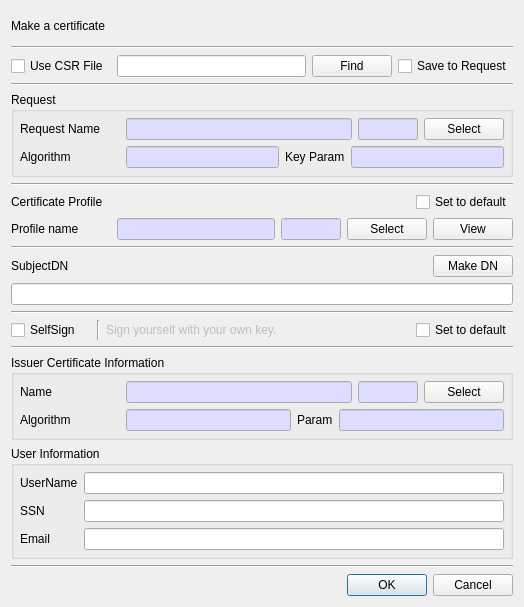
Old version of the form CertMan/make_cert_dlg.ui in the repository jykim74/CertMan.
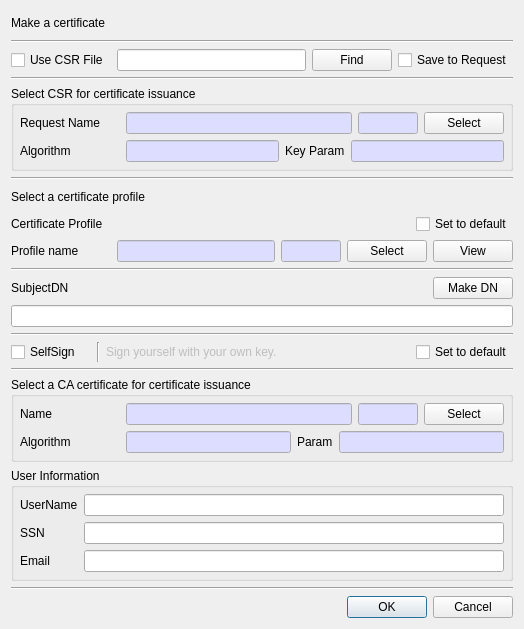
New version of the form.

Diff of the .ui file:
```diff
--- a/CertMan/make_cert_dlg.ui
+++ b/CertMan/make_cert_dlg.ui
@@ -7,7 +7,7 @@
     <x>0</x>
     <y>0</y>
     <width>524</width>
-    <height>607</height>
+    <height>629</height>
    </rect>
   </property>
   <property name="windowTitle">
@@ -88,7 +88,7 @@
    <item>
     <widget class="QGroupBox" name="mReqGroup">
      <property name="title">
-      <string>Request</string>
+      <string>Select CSR for certificate issuance</string>
      </property>
      <layout class="QVBoxLayout" name="verticalLayout_4">
       <property name="spacing">
@@ -350,6 +350,13 @@
      </property>
     </widget>
    </item>
+   <item>
+    <widget class="QLabel" name="label_3">
+     <property name="text">
+      <string>Select a certificate profile</string>
+     </property>
+    </widget>
+   </item>
    <item>
     <layout class="QGridLayout" name="gridLayout">
      <property name="topMargin">
@@ -693,7 +700,7 @@
       </size>
      </property>
      <property name="title">
-      <string>Issuer Certificate Information</string>
+      <string>Select a CA certificate for certificate issuance</string>
      </property>
      <layout class="QVBoxLayout" name="verticalLayout_2">
       <property name="spacing">
```
